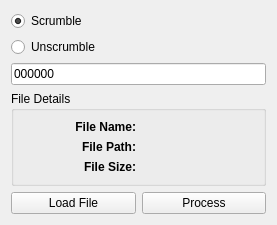
First picture: the form in form.ui, repository doctarhyf/filescrumbler, before the edit.
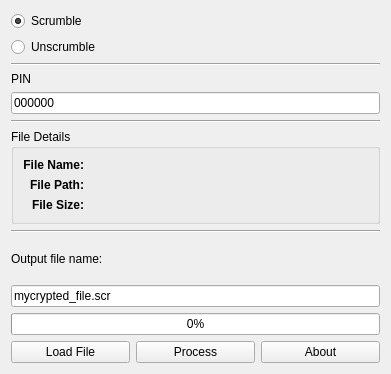
Second picture: the form after the edit.

Patch:
```diff
--- a/form.ui
+++ b/form.ui
@@ -6,10 +6,16 @@
    <rect>
     <x>0</x>
     <y>0</y>
-    <width>277</width>
-    <height>213</height>
+    <width>391</width>
+    <height>374</height>
    </rect>
   </property>
+  <property name="minimumSize">
+   <size>
+    <width>391</width>
+    <height>374</height>
+   </size>
+  </property>
   <property name="windowTitle">
    <string>Form</string>
   </property>
@@ -33,6 +39,20 @@
        </property>
       </widget>
      </item>
+     <item>
+      <widget class="Line" name="line">
+       <property name="orientation">
+        <enum>Qt::Horizontal</enum>
+       </property>
+      </widget>
+     </item>
+     <item>
+      <widget class="QLabel" name="label_4">
+       <property name="text">
+        <string>PIN</string>
+       </property>
+      </widget>
+     </item>
      <item>
       <widget class="QLineEdit" name="lepwd">
        <property name="text">
@@ -48,6 +68,13 @@
      </item>
     </layout>
    </item>
+   <item>
+    <widget class="Line" name="line_2">
+     <property name="orientation">
+      <enum>Qt::Horizontal</enum>
+     </property>
+    </widget>
+   </item>
    <item>
     <widget class="QGroupBox" name="groupBox">
      <property name="title">
@@ -55,7 +82,7 @@
      </property>
      <layout class="QVBoxLayout" name="verticalLayout_2">
       <item>
-       <layout class="QGridLayout" name="gridLayout">
+       <layout class="QGridLayout" name="gridLayout" columnstretch="0,1">
         <item row="0" column="0">
          <widget class="QLabel" name="label">
           <property name="text">
@@ -112,13 +139,47 @@
      </layout>
     </widget>
    </item>
+   <item>
+    <widget class="Line" name="line_3">
+     <property name="orientation">
+      <enum>Qt::Horizontal</enum>
+     </property>
+    </widget>
+   </item>
+   <item>
+    <widget class="QLabel" name="label_2">
+     <property name="text">
+      <string>Output file name:</string>
+     </property>
+    </widget>
+   </item>
+   <item>
+    <widget class="QLineEdit" name="leoutputfilename">
+     <property name="text">
+      <string>mycrypted_file.scr</string>
+     </property>
+    </widget>
+   </item>
+   <item>
+    <widget class="QProgressBar" name="progressBar">
+     <property name="value">
+      <number>0</number>
+     </property>
+    </widget>
+   </item>
    <item>
     <layout class="QHBoxLayout" name="horizontalLayout">
      <item>
       <widget class="QPushButton" name="pbloadfile">
+       <property name="enabled">
+        <bool>true</bool>
+       </property>
        <property name="text">
         <string>Load File</string>
        </property>
+       <property name="checkable">
+        <bool>false</bool>
+       </property>
       </widget>
      </item>
      <item>
@@ -128,6 +189,13 @@
        </property>
       </widget>
      </item>
+     <item>
+      <widget class="QPushButton" name="pbabout">
+       <property name="text">
+        <string>About</string>
+       </property>
+      </widget>
+     </item>
     </layout>
    </item>
   </layout>
```
